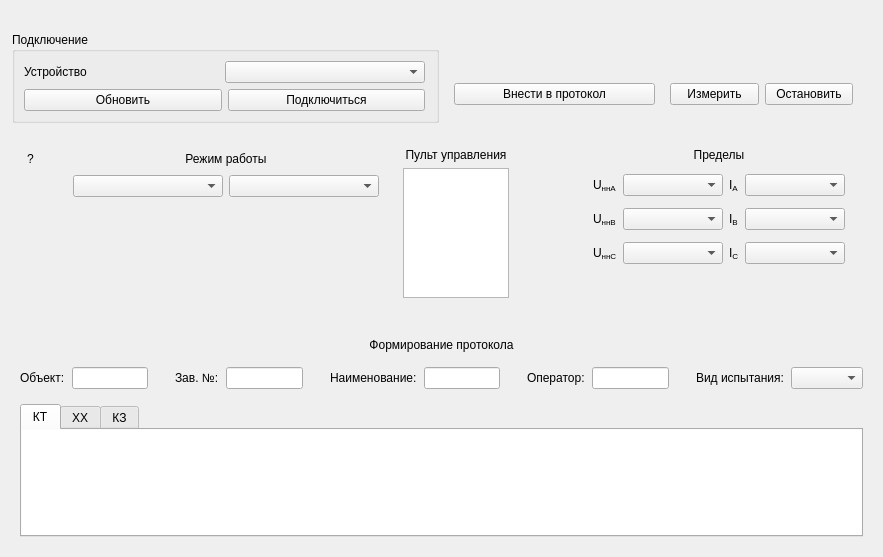
The window that devices/device_k33.ui (aarsmirnov/etl_probator) describes before a commit, drawn with Qt 5.
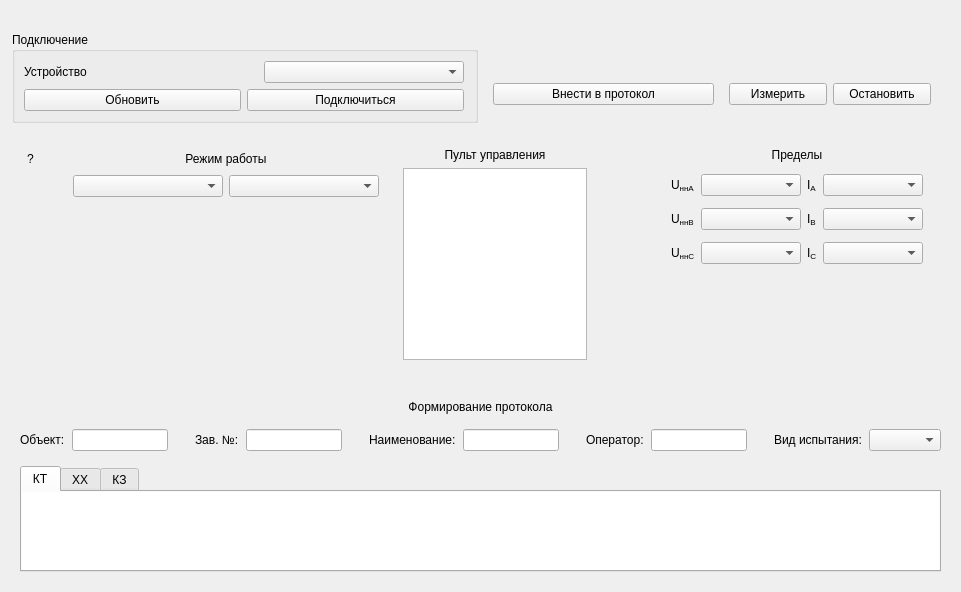
The same window after the commit. Icons and pictures are not drawn.

```diff
--- a/devices/device_k33.ui
+++ b/devices/device_k33.ui
@@ -6,8 +6,8 @@
    <rect>
     <x>0</x>
     <y>0</y>
-    <width>883</width>
-    <height>557</height>
+    <width>961</width>
+    <height>592</height>
    </rect>
   </property>
   <property name="windowTitle">
@@ -444,6 +444,9 @@
                 <property name="frameShape">
                  <enum>QFrame::NoFrame</enum>
                 </property>
+                <property name="horizontalScrollBarPolicy">
+                 <enum>Qt::ScrollBarAlwaysOff</enum>
+                </property>
                </widget>
               </item>
              </layout>
@@ -682,9 +685,12 @@
                <property name="maximumSize">
                 <size>
                  <width>1000</width>
-                 <height>130</height>
+                 <height>300</height>
                 </size>
                </property>
+               <property name="verticalScrollBarPolicy">
+                <enum>Qt::ScrollBarAlwaysOff</enum>
+               </property>
               </widget>
              </item>
              <item row="2" column="0">
```
Left out of the diff: 6 changed lines with no effect on the pictures.
